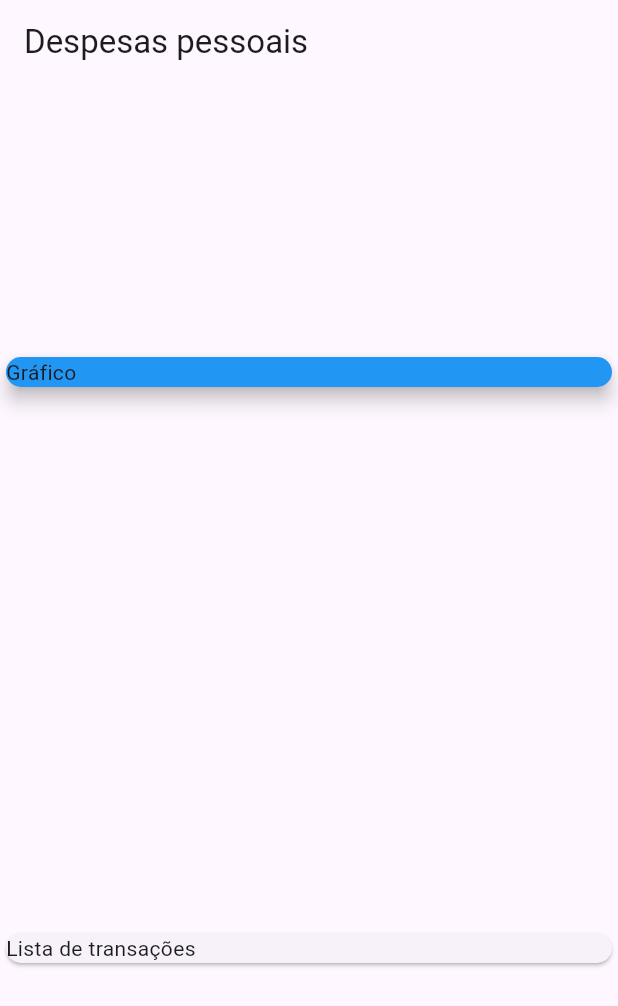
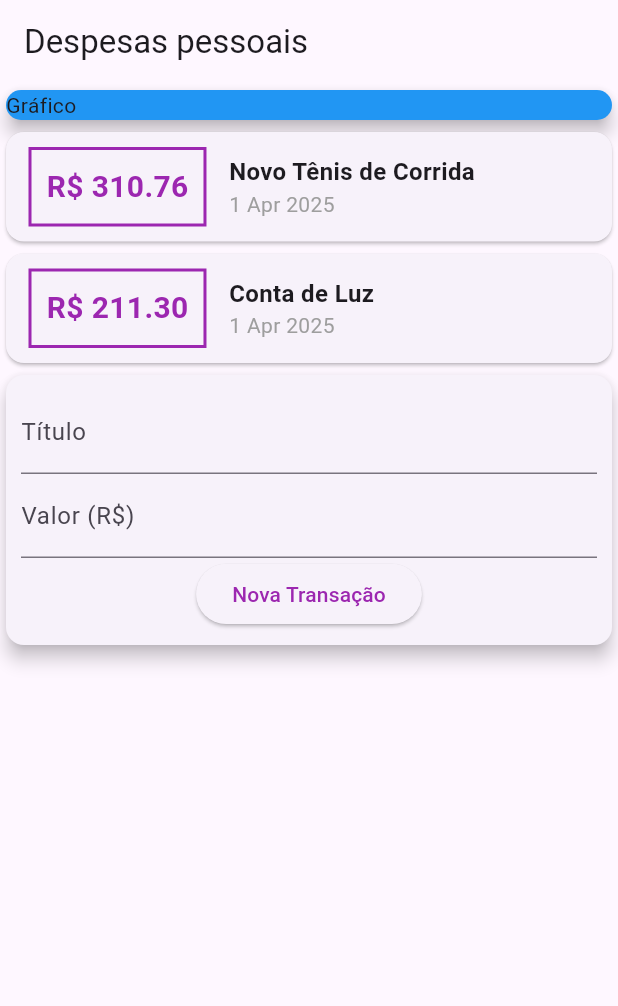
Before and after one commit to paladin120702/expenses_flutter, a Flutter app: the screen it shows after launch, on a phone screen of 412 x 824 dp. Shown: the top 1006 px of the screen. Run offline on Flutter 3.47's test engine with Material 3 defaults, Android fonts, the phone set to English and light mode, and no system bars.

Commit message:
adicionando novos componentes e adicionando novos Widgets

```diff
--- /dev/null
+++ b/lib/components/transaction_form.dart
@@ -0,0 +1,42 @@
+import 'package:flutter/material.dart';
+
+class TransactionForm extends StatelessWidget {
+  final titleController = TextEditingController();
+  final valueController = TextEditingController();
+
+  @override
+  Widget build(BuildContext context) {
+    return Card(
+      elevation: 5,
+      child: Padding(
+        padding: const EdgeInsets.all(10),
+        child: Column(
+          children: [
+            TextField(
+              controller: titleController,
+              decoration: InputDecoration(
+                labelText: 'Título',
+              ),
+            ),
+            TextField(
+              controller: valueController,
+              decoration: InputDecoration(
+                labelText: 'Valor (R\$)',
+              ),
+            ),
+            ElevatedButton(
+              onPressed: () {
+                print(titleController.text);
+                print(valueController.text);
+              },
+              child: Text('Nova Transação'),
+              style: ElevatedButton.styleFrom(
+                foregroundColor: Colors.purple,
+              ),
+            ),
+          ],
+        ),
+      ),
+    );
+  }
+}
--- /dev/null
+++ b/lib/components/transaction_list.dart
@@ -0,0 +1,60 @@
+import 'package:expenses/models/transaction.dart';
+import 'package:flutter/material.dart';
+import 'package:intl/intl.dart';
+
+class TransactionList extends StatelessWidget {
+  final List<Transaction> transactions;
+  TransactionList(this.transactions);
+
+  @override
+  Widget build(BuildContext context) {
+    return Column(
+      children: transactions.map((tr) {
+        return Card(
+          child: Row(
+            children: [
+              Container(
+                margin: EdgeInsets.symmetric(
+                  horizontal: 15,
+                  vertical: 10,
+                ),
+                decoration: BoxDecoration(
+                    border: Border.all(
+                  color: Colors.purple,
+                  width: 2,
+                )),
+                padding: EdgeInsets.all(10),
+                child: Text(
+                  'R\$ ${tr.value.toStringAsFixed(2)}',
+                  style: TextStyle(
+                    fontWeight: FontWeight.bold,
+                    fontSize: 20,
+                    color: Colors.purple,
+                  ),
+                ),
+              ),
+              Column(
+                crossAxisAlignment: CrossAxisAlignment.start,
+                children: [
+                  Text(
+                    tr.title,
+                    style: TextStyle(
+                      fontWeight: FontWeight.bold,
+                      fontSize: 16,
+                    ),
+                  ),
+                  Text(
+                    DateFormat('d MMM y').format(tr.date),
+                    style: TextStyle(
+                      color: Colors.grey,
+                    ),
+                  ),
+                ],
+              ),
+            ],
+          ),
+        );
+      }).toList(),
+    );
+  }
+}
--- /dev/null
+++ b/lib/components/transaction_user.dart
@@ -0,0 +1,36 @@
+import 'package:flutter/material.dart';
+import 'transaction_form.dart';
+import 'transaction_list.dart';
+import '../models/transaction.dart';
+
+class TransactionUser extends StatefulWidget {
+  @override
+  _TransactionUserState createState() => _TransactionUserState();
+}
+
+class _TransactionUserState extends State<TransactionUser> {
+  final _transactions = [
+    Transaction(
+      id: 't1',
+      title: 'Novo Tênis de Corrida',
+      value: 310.76,
+      date: DateTime.now(),
+    ),
+    Transaction(
+      id: 't2',
+      title: 'Conta de Luz',
+      value: 211.30,
+      date: DateTime.now(),
+    ),
+  ];
+
+  @override
+  Widget build(BuildContext context) {
+    return Column(
+      children: [
+        TransactionList(_transactions),
+        TransactionForm(),
+      ],
+    );
+  }
+}
--- a/lib/main.dart
+++ b/lib/main.dart
@@ -1,4 +1,4 @@
-import 'package:expenses/models/transaction.dart';
+import 'components/transaction_user.dart';
 import 'package:flutter/material.dart';
 
 main() => runApp(ExpensesApp());
@@ -13,21 +13,6 @@ class ExpensesApp extends StatelessWidget {
 }
 
 class MyHomePage extends StatelessWidget {
-  final _transactions = [
-    Transaction(
-      id: 't1',
-      title: 'Novo Tênis de Corrida',
-      value: 310.76,
-      date: DateTime.now(),
-    ),
-    Transaction(
-      id: 't2',
-      title: 'Conta de Luz',
-      value: 211.30,
-      date: DateTime.now(),
-    ),
-  ];
-
   @override
   Widget build(BuildContext context) {
     return Scaffold(
@@ -35,7 +20,6 @@ class MyHomePage extends StatelessWidget {
         title: Text('Despesas pessoais'),
       ),
       body: Column(
-        mainAxisAlignment: MainAxisAlignment.spaceAround,
         crossAxisAlignment: CrossAxisAlignment.stretch,
         children: <Widget>[
           Container(
@@ -45,9 +29,7 @@ class MyHomePage extends StatelessWidget {
               elevation: 5,
             ),
           ),
-          Card(
-            child: Text('Lista de transações'),
-          )
+          TransactionUser(),
         ],
       ),
     );
--- a/pubspec.yaml
+++ b/pubspec.yaml
@@ -30,7 +30,7 @@ environment:
 dependencies:
   flutter:
     sdk: flutter
-
+  intl: ^0.20.2
 
   # The following adds the Cupertino Icons font to your application.
   # Use with the CupertinoIcons class for iOS style icons.
```
Also changed, not shown: pubspec.lock.
